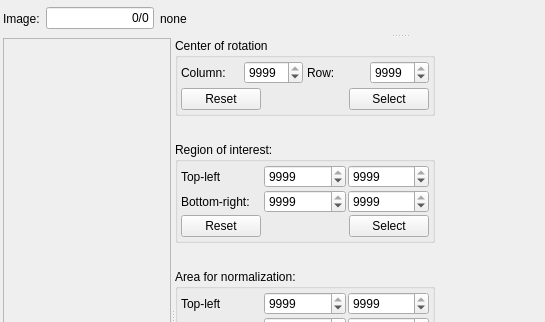
mantidproject/mantid, file Code/Mantid/MantidQt/CustomInterfaces/inc/MantidQtCustomInterfaces/Tomography/ImageSelectCoRAndRegions.ui: the form before one commit; both pictures show x 0 to 545 and y 0 to 322 of the 800 by 600 pixel window.
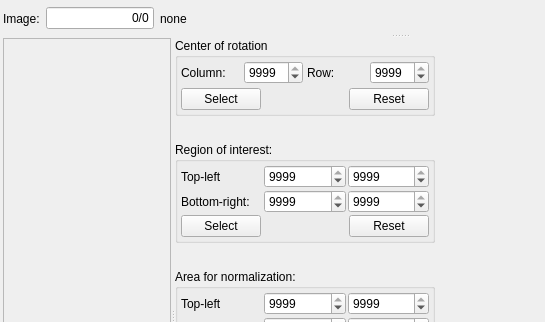
The form after the commit.

Commit message: rearrange buttons, re #13140

Patch:
```diff
--- a/Code/Mantid/MantidQt/CustomInterfaces/inc/MantidQtCustomInterfaces/Tomography/ImageSelectCoRAndRegions.ui
+++ b/Code/Mantid/MantidQt/CustomInterfaces/inc/MantidQtCustomInterfaces/Tomography/ImageSelectCoRAndRegions.ui
@@ -228,9 +228,9 @@
            <item row="1" column="0">
             <layout class="QHBoxLayout" name="horizontalLayout_2">
              <item>
-              <widget class="QPushButton" name="pushButton_2">
+              <widget class="QPushButton" name="pushButton_cor">
                <property name="text">
-                <string>Reset</string>
+                <string>Select</string>
                </property>
               </widget>
              </item>
@@ -248,9 +248,9 @@
               </spacer>
              </item>
              <item>
-              <widget class="QPushButton" name="pushButton_cor">
+              <widget class="QPushButton" name="pushButton_2">
                <property name="text">
-                <string>Select</string>
+                <string>Reset</string>
                </property>
               </widget>
              </item>
@@ -356,9 +356,9 @@
            <item row="2" column="0" colspan="3">
             <layout class="QHBoxLayout" name="horizontalLayout_3">
              <item>
-              <widget class="QPushButton" name="pushButton">
+              <widget class="QPushButton" name="pushButton_roi">
                <property name="text">
-                <string>Reset</string>
+                <string>Select</string>
                </property>
               </widget>
              </item>
@@ -376,9 +376,9 @@
               </spacer>
              </item>
              <item>
-              <widget class="QPushButton" name="pushButton_roi">
+              <widget class="QPushButton" name="pushButton">
                <property name="text">
-                <string>Select</string>
+                <string>Reset</string>
                </property>
               </widget>
              </item>
```
